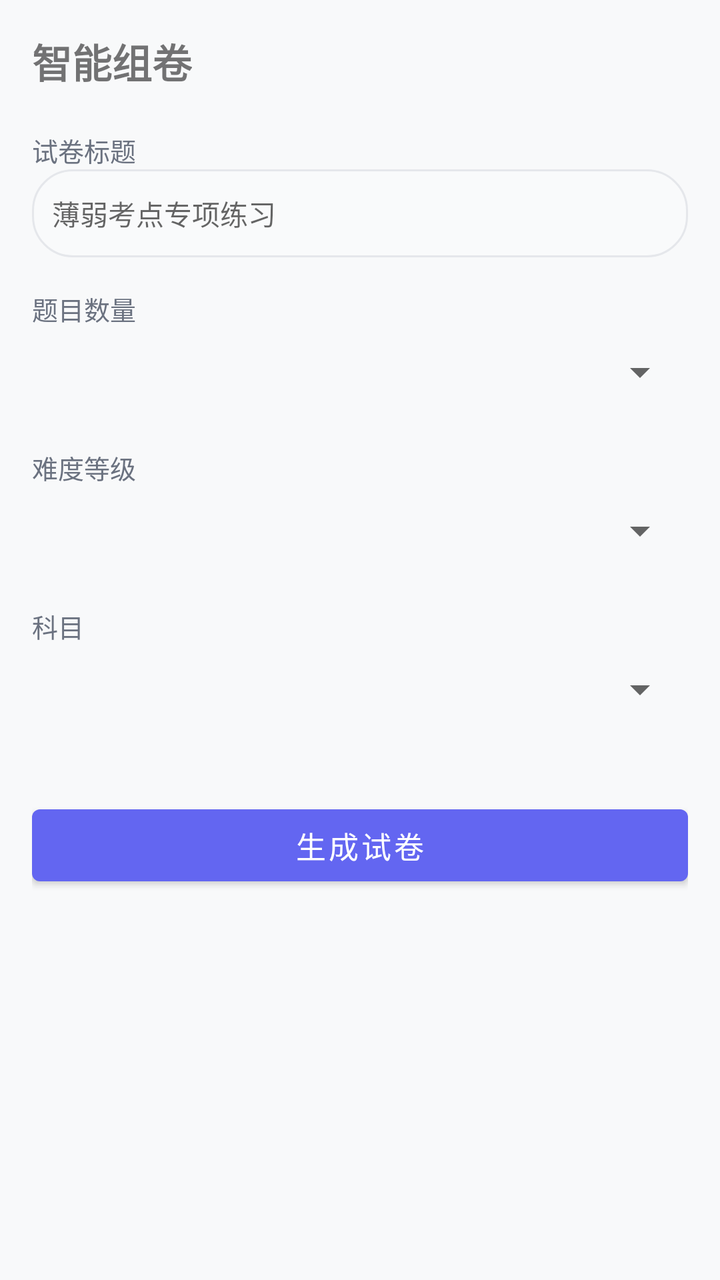
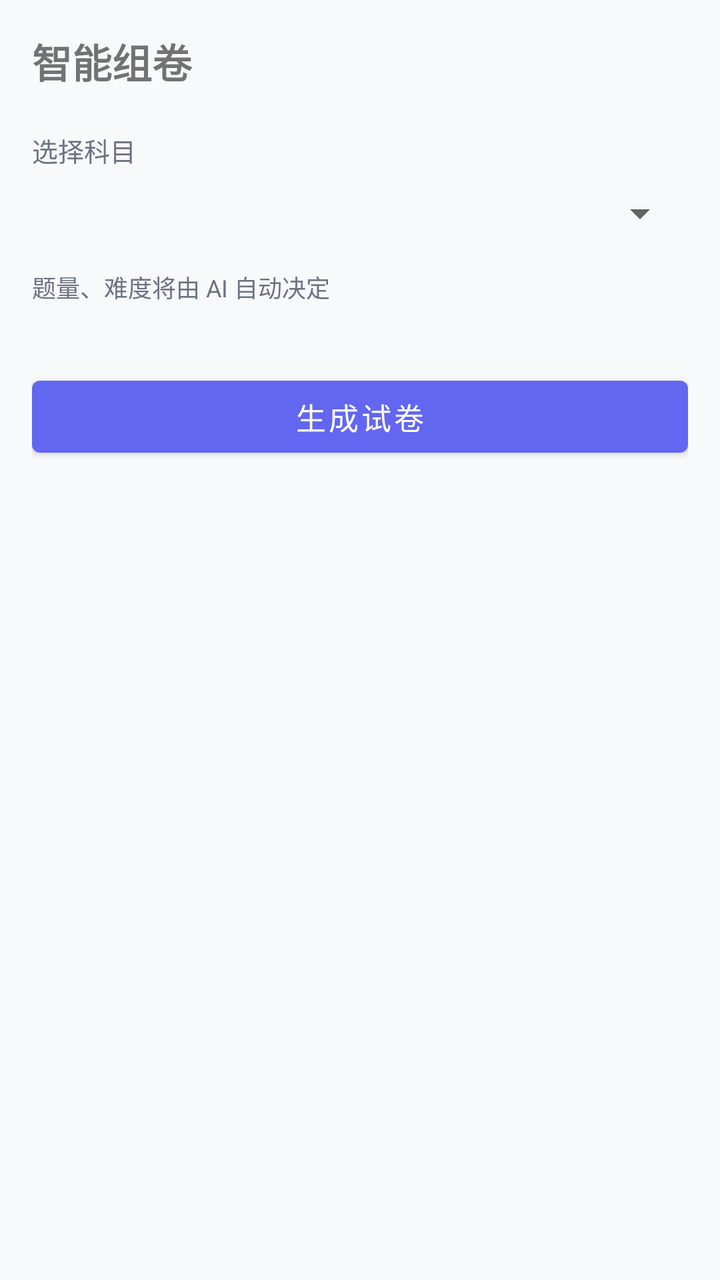

Two renders of the same Android screen: before a commit and after it. Below are the layout's source before the change and the commit's diff.
<!-- AndroidManifest.xml: application theme AppTheme -->
<!-- res/layout/fragment_smart_paper.xml -->
<?xml version="1.0" encoding="utf-8"?>
<ScrollView xmlns:android="http://schemas.android.com/apk/res/android"
    android:layout_width="match_parent"
    android:layout_height="match_parent"
    android:background="@color/gray_bg">

    <LinearLayout
        android:layout_width="match_parent"
        android:layout_height="wrap_content"
        android:orientation="vertical"
        android:padding="16dp">

        
        <LinearLayout
            android:id="@+id/layout_config"
            android:layout_width="match_parent"
            android:layout_height="wrap_content"
            android:orientation="vertical"
            android:visibility="visible">

            <TextView
                android:layout_width="wrap_content"
                android:layout_height="wrap_content"
                android:text="智能组卷"
                android:textSize="20sp"
                android:textStyle="bold" />

            <TextView
                android:layout_width="wrap_content"
                android:layout_height="wrap_content"
                android:text="试卷标题"
                android:textSize="13sp"
                android:textColor="@color/gray_text"
                android:paddingTop="20dp" />

            <EditText
                android:id="@+id/et_title"
                android:layout_width="match_parent"
                android:layout_height="44dp"
                android:hint="薄弱考点专项练习"
                android:textSize="14sp"
                android:background="@drawable/bg_quick_chip"
                android:padding="10dp" />

            <TextView
                android:layout_width="wrap_content"
                android:layout_height="wrap_content"
                android:text="题目数量"
                android:textSize="13sp"
                android:textColor="@color/gray_text"
                android:paddingTop="16dp" />

            <Spinner
                android:id="@+id/sp_count"
                android:layout_width="match_parent"
                android:layout_height="44dp" />

            <TextView
                android:layout_width="wrap_content"
                android:layout_height="wrap_content"
                android:text="难度等级"
                android:textSize="13sp"
                android:textColor="@color/gray_text"
                android:paddingTop="16dp" />

            <Spinner
                android:id="@+id/sp_difficulty"
                android:layout_width="match_parent"
                android:layout_height="44dp" />

            <TextView
                android:layout_width="wrap_content"
                android:layout_height="wrap_content"
                android:text="科目"
                android:textSize="13sp"
                android:textColor="@color/gray_text"
                android:paddingTop="16dp" />

            <Spinner
                android:id="@+id/sp_subject"
                android:layout_width="match_parent"
                android:layout_height="44dp" />

            <Button
                android:id="@+id/btn_generate"
                android:layout_width="match_parent"
                android:layout_height="48dp"
                android:layout_marginTop="32dp"
                android:text="生成试卷"
                android:textSize="15sp" />
        </LinearLayout>

        
        <LinearLayout
            android:id="@+id/layout_quiz"
            android:layout_width="match_parent"
            android:layout_height="wrap_content"
            android:orientation="vertical"
            android:visibility="gone">

            <TextView
                android:id="@+id/tv_progress"
                android:layout_width="wrap_content"
                android:layout_height="wrap_content"
                android:text="1/10"
                android:textSize="14sp"
                android:textColor="@color/gray_text" />

            <TextView
                android:id="@+id/tv_question"
                android:layout_width="match_parent"
                android:layout_height="wrap_content"
                android:textSize="16sp"
                android:textColor="@color/on_surface"
                android:textStyle="bold"
                android:lineSpacingExtra="4dp"
                android:paddingTop="12dp" />

            <LinearLayout
                android:id="@+id/ll_options"
                android:layout_width="match_parent"
                android:layout_height="wrap_content"
                android:orientation="vertical"
                android:paddingTop="16dp" />

            <Button
                android:id="@+id/btn_next"
                android:layout_width="match_parent"
                android:layout_height="48dp"
                android:layout_marginTop="24dp"
                android:text="下一题"
                android:textSize="15sp" />
        </LinearLayout>

        
        <LinearLayout
            android:id="@+id/layout_loading"
            android:layout_width="match_parent"
            android:layout_height="200dp"
            android:gravity="center"
            android:orientation="vertical"
            android:visibility="gone">

            <ProgressBar
                android:layout_width="48dp"
                android:layout_height="48dp" />

            <TextView
                android:layout_width="wrap_content"
                android:layout_height="wrap_content"
                android:text="生成中..."
                android:textSize="14sp"
                android:textColor="@color/text_tertiary"
                android:paddingTop="12dp" />
        </LinearLayout>

        
        <LinearLayout
            android:id="@+id/layout_result"
            android:layout_width="match_parent"
            android:layout_height="wrap_content"
            android:orientation="vertical"
            android:visibility="gone">

            <TextView
                android:id="@+id/tv_result_score"
                android:layout_width="match_parent"
                android:layout_height="wrap_content"
                android:gravity="center"
                android:textSize="36sp"
                android:textStyle="bold"
                android:padding="24dp" />

            <LinearLayout
                android:id="@+id/ll_result_stats"
                android:layout_width="match_parent"
                android:layout_height="wrap_content"
                android:orientation="horizontal" />

            <TextView
                android:layout_width="match_parent"
                android:layout_height="wrap_content"
                android:text="答题详情"
                android:textSize="16sp"
                android:textStyle="bold"
                android:paddingTop="24dp"
                android:paddingBottom="12dp" />

            <LinearLayout
                android:id="@+id/ll_result_details"
                android:layout_width="match_parent"
                android:layout_height="wrap_content"
                android:orientation="vertical" />

            <Button
                android:id="@+id/btn_back_hub"
                android:layout_width="match_parent"
                android:layout_height="48dp"
                android:layout_marginTop="24dp"
                android:text="返回刷题"
                android:textSize="15sp" />
        </LinearLayout>
    </LinearLayout>
</ScrollView>
<!-- resources referenced by this layout -->
<resources>
  <color name="gray_bg">#F8F9FA</color>
  <color name="gray_text">#6B7280</color>
  <color name="on_surface">#1F2937</color>
  <color name="text_tertiary">#9CA3AF</color>
  <!-- drawable bg_quick_chip (drawable) -->
  <?xml version="1.0" encoding="utf-8"?>
  <shape xmlns:android="http://schemas.android.com/apk/res/android" android:shape="rectangle">
      <solid android:color="#F9FAFB" />
      <stroke android:width="1dp" android:color="#E5E7EB" />
      <corners android:radius="20dp" />
  </shape>
  <style name="AppTheme" parent="Theme.MaterialComponents.Light.NoActionBar">
          <item name="colorPrimary">@color/primary_color</item>
          <item name="colorPrimaryDark">@color/primary_dark</item>
          <item name="colorAccent">@color/accent_color</item>
          <item name="android:statusBarColor">@color/primary_color</item>
      </style>
  <color name="primary_color">#6366F1</color>
  <color name="primary_dark">#4F46E5</color>
  <color name="accent_color">#818CF8</color>
</resources>

<!-- the commit's change to res/layout/fragment_smart_paper.xml (unified diff, before → after) -->
@@ -28,58 +28,23 @@
             <TextView
                 android:layout_width="wrap_content"
                 android:layout_height="wrap_content"
-                android:text="试卷标题"
+                android:text="选择科目"
                 android:textSize="13sp"
                 android:textColor="@color/gray_text"
                 android:paddingTop="20dp" />
 
-            <EditText
-                android:id="@+id/et_title"
-                android:layout_width="match_parent"
-                android:layout_height="44dp"
-                android:hint="薄弱考点专项练习"
-                android:textSize="14sp"
-                android:background="@drawable/bg_quick_chip"
-                android:padding="10dp" />
-
-            <TextView
-                android:layout_width="wrap_content"
-                android:layout_height="wrap_content"
-                android:text="题目数量"
-                android:textSize="13sp"
-                android:textColor="@color/gray_text"
-                android:paddingTop="16dp" />
-
             <Spinner
-                android:id="@+id/sp_count"
+                android:id="@+id/sp_subject"
                 android:layout_width="match_parent"
                 android:layout_height="44dp" />
 
             <TextView
                 android:layout_width="wrap_content"
                 android:layout_height="wrap_content"
-                android:text="难度等级"
-                android:textSize="13sp"
+                android:text="题量、难度将由 AI 自动决定"
+                android:textSize="12sp"
                 android:textColor="@color/gray_text"
-                android:paddingTop="16dp" />
-
-            <Spinner
-                android:id="@+id/sp_difficulty"
-                android:layout_width="match_parent"
-                android:layout_height="44dp" />
-
-            <TextView
-                android:layout_width="wrap_content"
-                android:layout_height="wrap_content"
-                android:text="科目"
-                android:textSize="13sp"
-                android:textColor="@color/gray_text"
-                android:paddingTop="16dp" />
-
-            <Spinner
-                android:id="@+id/sp_subject"
-                android:layout_width="match_parent"
-                android:layout_height="44dp" />
+                android:paddingTop="6dp" />
 
             <Button
                 android:id="@+id/btn_generate"
<!-- resource entries referenced after the edit -->
@@ -4,13 +4,6 @@
   <color name="gray_text">#6B7280</color>
   <color name="on_surface">#1F2937</color>
   <color name="text_tertiary">#9CA3AF</color>
-  <!-- drawable bg_quick_chip (drawable) -->
-  <?xml version="1.0" encoding="utf-8"?>
-  <shape xmlns:android="http://schemas.android.com/apk/res/android" android:shape="rectangle">
-      <solid android:color="#F9FAFB" />
-      <stroke android:width="1dp" android:color="#E5E7EB" />
-      <corners android:radius="20dp" />
-  </shape>
   <style name="AppTheme" parent="Theme.MaterialComponents.Light.NoActionBar">
           <item name="colorPrimary">@color/primary_color</item>
           <item name="colorPrimaryDark">@color/primary_dark</item>
